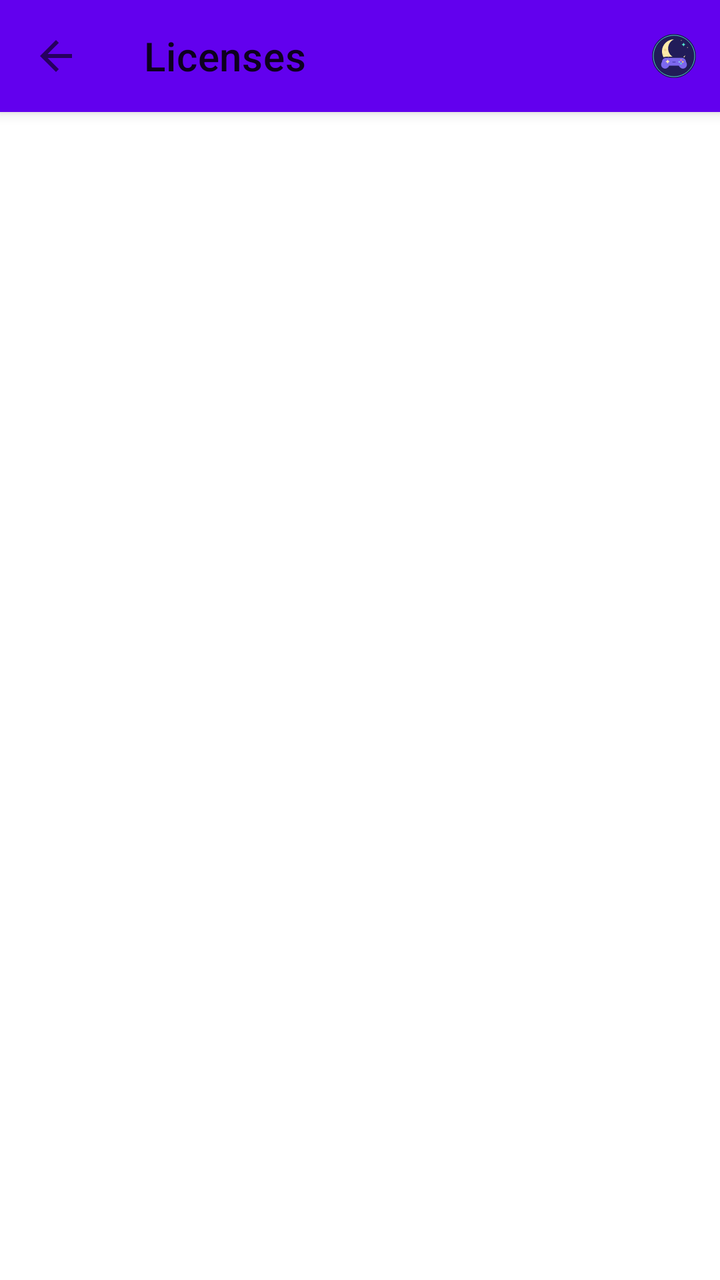
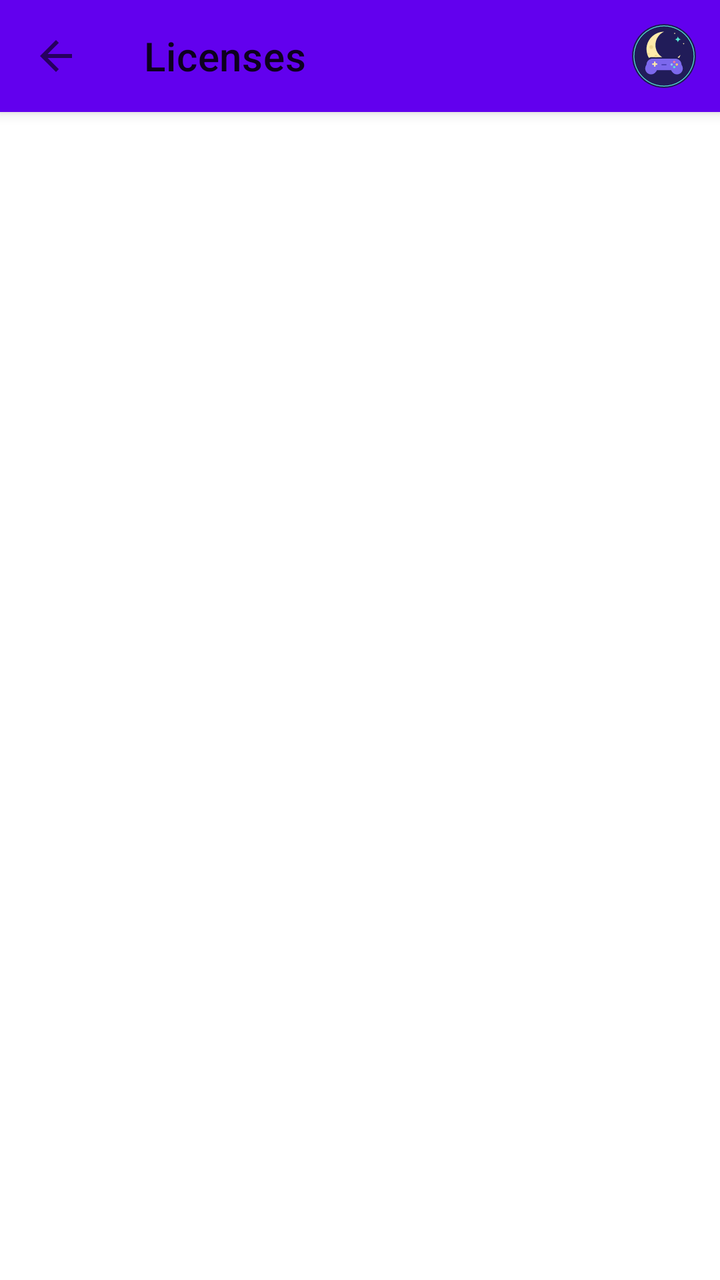

Compare the two renders of this Android layout. The source of the first and the diff that turns it into the second are given below.
<!-- AndroidManifest.xml: fallback theme Theme.MaterialComponents.DayNight.NoActionBar -->
<!-- res/layout/fragment_licenses.xml -->
<?xml version="1.0" encoding="utf-8"?>
<androidx.coordinatorlayout.widget.CoordinatorLayout xmlns:android="http://schemas.android.com/apk/res/android"
    xmlns:app="http://schemas.android.com/apk/res-auto"
    android:id="@+id/coordinator_licenses"
    android:layout_width="match_parent"
    android:layout_height="match_parent"
    android:background="?attr/mwCanvas">

    <com.google.android.material.appbar.AppBarLayout
        android:id="@+id/appbar_licenses"
        android:layout_width="match_parent"
        android:layout_height="wrap_content"
        android:fitsSystemWindows="true"
        android:touchscreenBlocksFocus="false">

        <com.google.android.material.appbar.MaterialToolbar
            android:id="@+id/toolbar_licenses"
            android:layout_width="match_parent"
            android:layout_height="?attr/actionBarSize"
            android:touchscreenBlocksFocus="false"
            app:title="@string/licenses"
            app:navigationIcon="@drawable/ic_back" ><ImageView android:layout_width="22dp" android:layout_height="22dp" android:layout_gravity="end" android:layout_marginEnd="12dp" android:src="@drawable/ic_moonwitch_mark" android:importantForAccessibility="no"/></com.google.android.material.appbar.MaterialToolbar>

    </com.google.android.material.appbar.AppBarLayout>

    <androidx.recyclerview.widget.RecyclerView
        android:id="@+id/list_licenses"
        android:layout_width="match_parent"
        android:layout_height="match_parent"
        app:layout_behavior="@string/appbar_scrolling_view_behavior" />

</androidx.coordinatorlayout.widget.CoordinatorLayout>
<!-- resources referenced by this layout -->
<resources>
  <!-- drawable ic_back (drawable) -->
  <vector xmlns:android="http://schemas.android.com/apk/res/android"
      android:width="24dp"
      android:height="24dp"
      android:autoMirrored="true"
      android:viewportWidth="24"
      android:viewportHeight="24">
      <path
          android:fillColor="?attr/colorControlNormal"
          android:pathData="M20,11H7.83l5.59,-5.59L12,4l-8,8 8,8 1.41,-1.41L7.83,13H20v-2z" />
  </vector>
  <!-- drawable ic_moonwitch_mark: vector/xml drawable (drawable, 2291 chars, omitted) -->
  <string name="licenses">Licenses</string>
</resources>

<!-- the commit's change to res/layout/fragment_licenses.xml (unified diff, before → after) -->
@@ -19,7 +19,7 @@
             android:layout_height="?attr/actionBarSize"
             android:touchscreenBlocksFocus="false"
             app:title="@string/licenses"
-            app:navigationIcon="@drawable/ic_back" ><ImageView android:layout_width="22dp" android:layout_height="22dp" android:layout_gravity="end" android:layout_marginEnd="12dp" android:src="@drawable/ic_moonwitch_mark" android:importantForAccessibility="no"/></com.google.android.material.appbar.MaterialToolbar>
+            app:navigationIcon="@drawable/ic_back" ><ImageView android:layout_width="32dp" android:layout_height="32dp" android:layout_gravity="end" android:layout_marginEnd="12dp" android:src="@drawable/ic_moonwitch_mark" android:importantForAccessibility="no"/></com.google.android.material.appbar.MaterialToolbar>
 
     </com.google.android.material.appbar.AppBarLayout>
 
